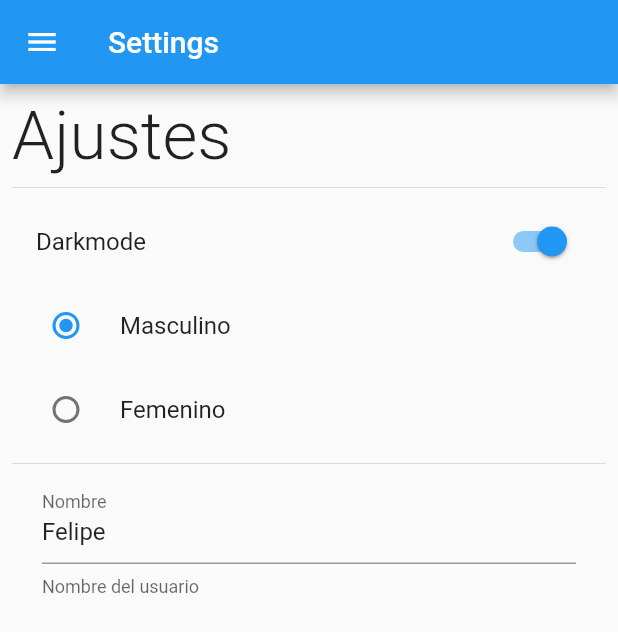
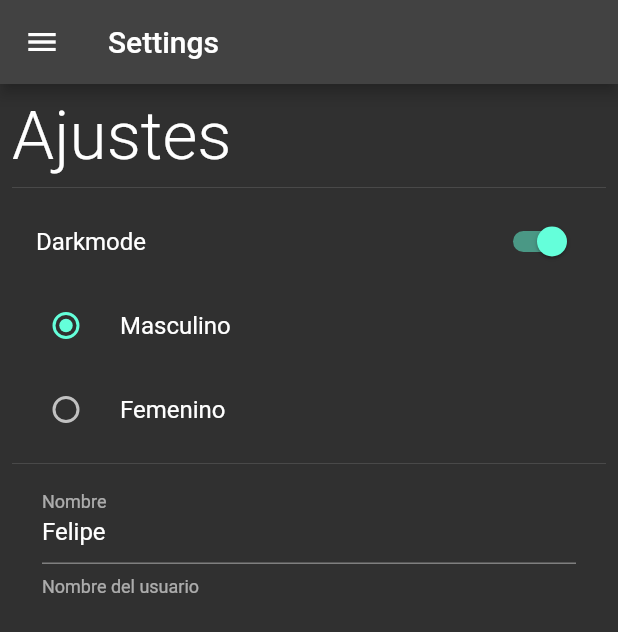
Before and after one commit to heviahxc/user_preferences_utility, a Flutter app: the SettingsScreen screen opened by its route, after a tap on "Darkmode", on a phone screen of 412 x 824 dp. Shown: the top 632 px of the screen. Run offline on Flutter 3.47's test engine with Material 2 defaults, Android fonts, the phone set to English and light mode, and no system bars; our stand-ins replace shared_preferences; accounts and stored records are empty.

Commit message:
provider

```diff
--- /dev/null
+++ b/lib/providers/theme_provider.dart
@@ -0,0 +1,25 @@
+import 'package:flutter/material.dart';
+
+class ThemeProvider extends ChangeNotifier{
+
+  ThemeData currentTheme;
+
+  ThemeProvider({
+
+    required bool darkmode
+
+  }): currentTheme = darkmode ? ThemeData.dark() : ThemeData.light();
+
+  setLightMode(){
+    currentTheme = ThemeData.light();
+    notifyListeners();
+  }
+
+  setDarkMode(){
+    currentTheme = ThemeData.dark();
+    notifyListeners();
+  }
+
+
+
+}
--- a/lib/screens/settings_screen.dart
+++ b/lib/screens/settings_screen.dart
@@ -1,5 +1,10 @@
 import 'package:flutter/material.dart';
+import 'package:preferences_app/providers/theme_provider.dart';
+import 'package:preferences_app/share_preferences/preferences.dart';
 import 'package:preferences_app/widgets/widgets.dart';
+import 'package:provider/provider.dart';
+
+import '../providers/theme_provider.dart';
 
 class SettingsScreen extends StatefulWidget {
 
@@ -14,9 +19,9 @@ class SettingsScreen extends StatefulWidget {
 class _SettingsScreenState extends State<SettingsScreen> {
 
 
-  bool darkmode = false;
-  int gender = 1;
-  String name = 'Pedro';
+  //bool darkmode = Preferences.darkmode;
+  //int gender = Preferences.gender;
+  //String name = Preferences.name;
 
 
   @override
@@ -36,11 +41,13 @@ class _SettingsScreenState extends State<SettingsScreen> {
               const Divider(),
 
               SwitchListTile.adaptive(
-                value: darkmode,
+                value: Preferences.darkmode,
                 title: const Text('Darkmode'),
                  onChanged: (value){
-                   darkmode = value;
+                   Preferences.darkmode = value;
+                  final themeProvider = Provider.of<ThemeProvider>(context, listen: false);
 
+                  value ? themeProvider.setDarkMode() : themeProvider.setLightMode();
                    setState(() {
 
                    });
@@ -49,10 +56,10 @@ class _SettingsScreenState extends State<SettingsScreen> {
 
                 RadioListTile<int>(
                   value: 1,
-                  groupValue: gender,
-                  title: Text('Masculino'),
+                  groupValue: Preferences.gender,
+                  title: const Text('Masculino'),
                   onChanged: (value){
-                    gender = value ?? 1;
+                    Preferences.gender = value ?? 1;
 
                    setState(() {
                   });
@@ -61,10 +68,10 @@ class _SettingsScreenState extends State<SettingsScreen> {
 
                    RadioListTile<int>(
                   value: 2,
-                  groupValue: gender,
-                  title: Text('Femenino'),
+                  groupValue: Preferences.gender,
+                  title: const Text('Femenino'),
                   onChanged: (value){
-                    gender = value ?? 2;
+                    Preferences.gender = value ?? 2;
 
                    setState(() {
                   });
@@ -78,7 +85,7 @@ class _SettingsScreenState extends State<SettingsScreen> {
                       initialValue: 'Felipe',
                       onChanged: (value){
 
-                        name = value;
+                        Preferences.name = value;
 
                         setState(() {
 
--- a/lib/share_preferences/preferences.dart
+++ b/lib/share_preferences/preferences.dart
@@ -14,5 +14,31 @@ class Preferences{
    _prefs = await SharedPreferences.getInstance();
  }
 
+  static String get name{
+    return _prefs.getString('name') ?? _name;
+  }
+
+  static set name(String name){
+    _name = name;
+    _prefs.setString('name', name);
+  }
+
+  static bool get darkmode{
+    return _prefs.getBool('darkmode') ?? _darkmode;
+  }
+
+  static set darkmode(bool value){
+    _darkmode = value;
+    _prefs.setBool('darkmode', value);
+  }
+
+static int get gender{
+    return _prefs.getInt('gender') ?? _gender;
+  }
+
+  static set gender(int value){
+    _gender = value;
+    _prefs.setInt('gender', gender);
+  }
 
 }
--- a/lib/widgets/side_menu.dart
+++ b/lib/widgets/side_menu.dart
@@ -11,7 +11,7 @@ class SideMenu extends StatelessWidget {
       child:ListView(
         padding: EdgeInsets.zero,
         children: [
-          _DrawerHeader(),
+         const _DrawerHeader(),
           ListTile(
             leading: const Icon(Icons.pages_outlined),
             title: const Text('Home'),
--- a/pubspec.yaml
+++ b/pubspec.yaml
@@ -35,6 +35,7 @@ dependencies:
   # Use with the CupertinoIcons class for iOS style icons.
   cupertino_icons: ^1.0.2
   shared_preferences: ^2.0.15
+  provider: ^6.0.3
 
 dev_dependencies:
   flutter_test:
```
Also changed, not shown: lib/main.dart (+11 -1 lines), lib/screens/home_screen.dart (+8 -7 lines), pubspec.lock.
